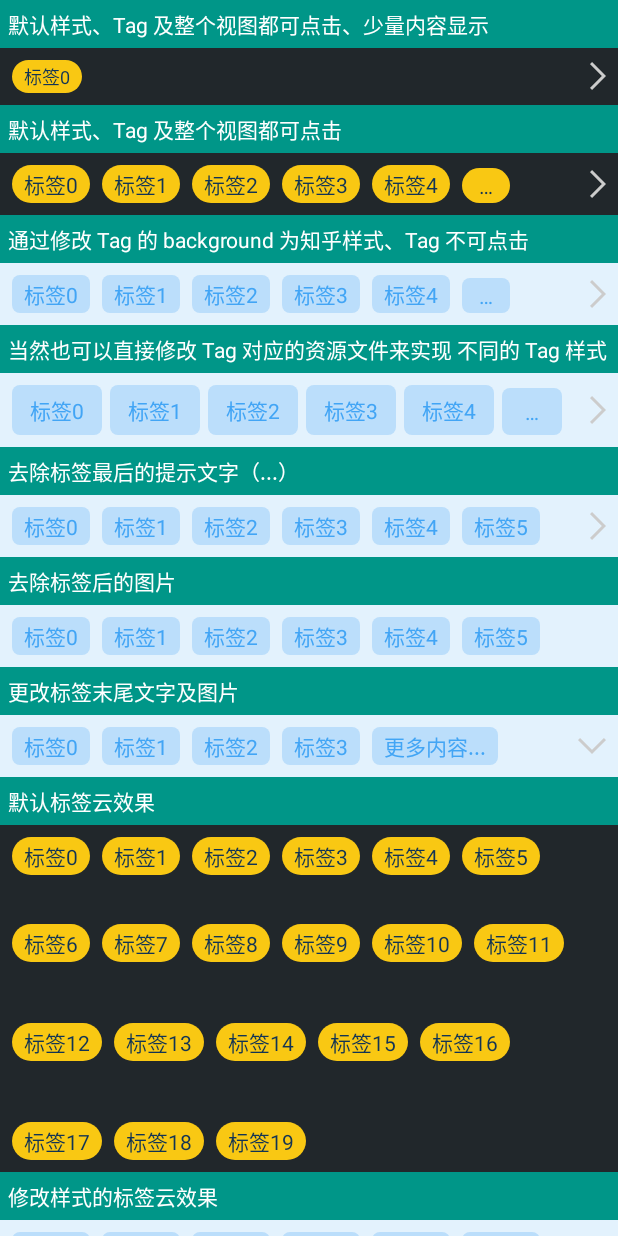
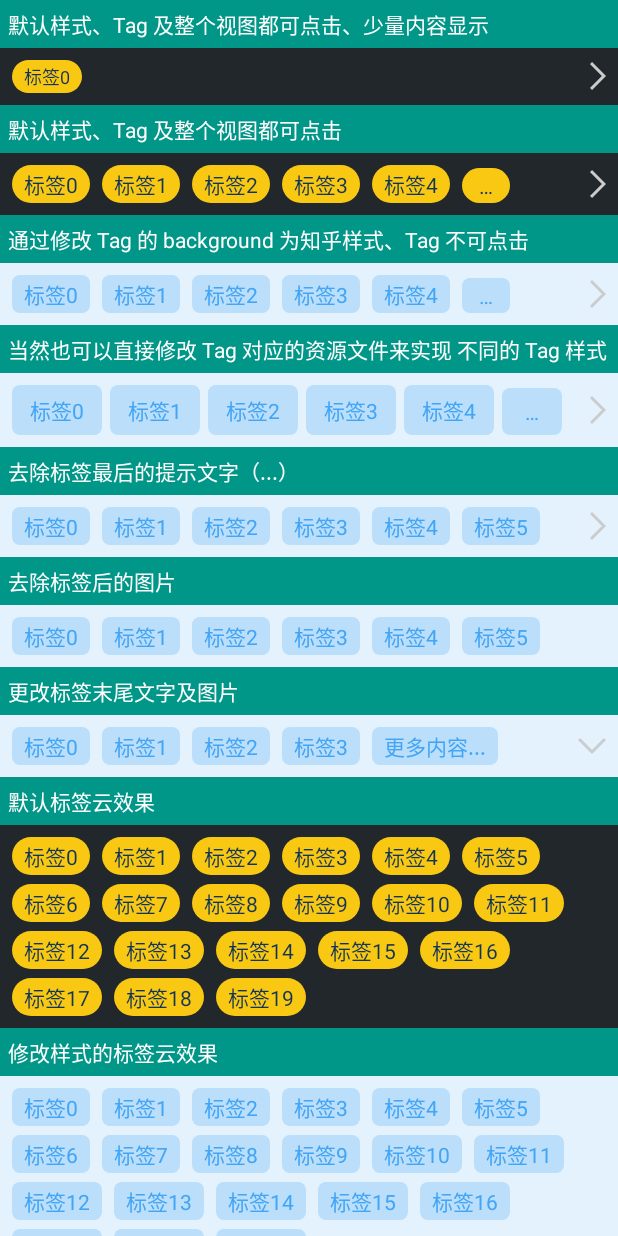
Before and after one commit to NobodyCaiCai/hongchenglearing, an Android app: the screen it shows after launch (MainActivity), on a phone screen of 412 x 824 dp. Run offline under Robolectric (Android 15) with nearby library versions, the phone set to English and light mode, and no system bars.

Commit message:
fix TagCloudView && custom TagView

```diff
--- a/app/src/main/java/com/caicai/myapplication/TagCloudView.java
+++ b/app/src/main/java/com/caicai/myapplication/customView9_tagLayout/TagCloudView.java
@@ -1,4 +1,4 @@
-package com.caicai.myapplication;
+package com.caicai.myapplication.customView9_tagLayout;
 
 import android.annotation.SuppressLint;
 import android.content.Context;
@@ -12,6 +12,8 @@ import android.view.View;
 import android.view.ViewGroup;
 import android.widget.ImageView;
 import android.widget.TextView;
+
+import com.caicai.myapplication.R;
 
 import java.util.List;
 
@@ -272,7 +274,7 @@ public class TagCloudView extends ViewGroup{
             // + marginLeft 保证最右侧与 ViewGroup 右边距有边界
             if (totalWidth + mTagBorderHor + mViewBorder > sizeWidth) {
                 totalWidth = mViewBorder;
-                totalHeight += mTagBorderVer + childWidth;
+                totalHeight += mTagBorderVer + childHeight;
                 child.layout(
                         totalWidth,
                         totalHeight - childHeight,
--- a/app/src/main/res/layout/activity_main.xml
+++ b/app/src/main/res/layout/activity_main.xml
@@ -192,7 +192,7 @@
             android:background="#009688"
             android:textColor="#ffffff"
             android:text="默认样式、Tag 及整个视图都可点击、少量内容显示"/>
-        <com.caicai.myapplication.TagCloudView
+        <com.caicai.myapplication.customView9_tagLayout.TagCloudView
             android:id="@+id/tag_cloud_view_0"
             android:layout_width="match_parent"
             android:layout_height="wrap_content"
@@ -213,8 +213,7 @@
             android:background="#009688"
             android:textColor="#ffffff"
             android:text="默认样式、Tag 及整个视图都可点击"/>
-
-        <com.caicai.myapplication.TagCloudView
+        <com.caicai.myapplication.customView9_tagLayout.TagCloudView
             android:id="@+id/tag_cloud_view_1"
             android:layout_width="match_parent"
             android:layout_height="wrap_content"
@@ -234,7 +233,7 @@
             android:background="#009688"
             android:textColor="#ffffff"
             android:text="通过修改 Tag 的 background 为知乎样式、Tag 不可点击"/>
-        <com.caicai.myapplication.TagCloudView
+        <com.caicai.myapplication.customView9_tagLayout.TagCloudView
             android:id="@+id/tag_cloud_view_2"
             android:layout_width="match_parent"
             android:layout_height="wrap_content"
@@ -255,7 +254,7 @@
             android:background="#009688"
             android:textColor="#ffffff"
             android:text="当然也可以直接修改 Tag 对应的资源文件来实现 不同的 Tag 样式"/>
-        <com.caicai.myapplication.TagCloudView
+        <com.caicai.myapplication.customView9_tagLayout.TagCloudView
             android:id="@+id/tag_cloud_view_7"
             android:layout_width="match_parent"
             android:layout_height="wrap_content"
@@ -273,7 +272,7 @@
             android:background="#009688"
             android:textColor="#ffffff"
             android:text="去除标签最后的提示文字（...）"/>
-        <com.caicai.myapplication.TagCloudView
+        <com.caicai.myapplication.customView9_tagLayout.TagCloudView
             android:id="@+id/tag_cloud_view_3"
             android:layout_width="match_parent"
             android:layout_height="wrap_content"
@@ -295,7 +294,7 @@
             android:background="#009688"
             android:textColor="#ffffff"
             android:text="去除标签后的图片"/>
-        <com.caicai.myapplication.TagCloudView
+        <com.caicai.myapplication.customView9_tagLayout.TagCloudView
             android:id="@+id/tag_cloud_view_4"
             android:layout_width="match_parent"
             android:layout_height="wrap_content"
@@ -318,7 +317,7 @@
             android:background="#009688"
             android:textColor="#ffffff"
             android:text="更改标签末尾文字及图片"/>
-        <com.caicai.myapplication.TagCloudView
+        <com.caicai.myapplication.customView9_tagLayout.TagCloudView
             android:id="@+id/tag_cloud_view_5"
             android:layout_width="match_parent"
             android:layout_height="wrap_content"
@@ -341,7 +340,7 @@
             android:background="#009688"
             android:textColor="#ffffff"
             android:text="默认标签云效果"/>
-        <com.caicai.myapplication.TagCloudView
+        <com.caicai.myapplication.customView9_tagLayout.TagCloudView
             android:id="@+id/tag_cloud_view_6"
             android:layout_width="match_parent"
             android:layout_height="wrap_content"
@@ -360,7 +359,7 @@
             android:background="#009688"
             android:textColor="#ffffff"
             android:text="修改样式的标签云效果"/>
-        <com.caicai.myapplication.TagCloudView
+        <com.caicai.myapplication.customView9_tagLayout.TagCloudView
             android:id="@+id/tag_cloud_view_8"
             android:layout_width="match_parent"
             android:layout_height="wrap_content"
```
Also changed, not shown: app/src/main/java/com/caicai/myapplication/MainActivity.kt (+69 -68 lines), 1 other file.
